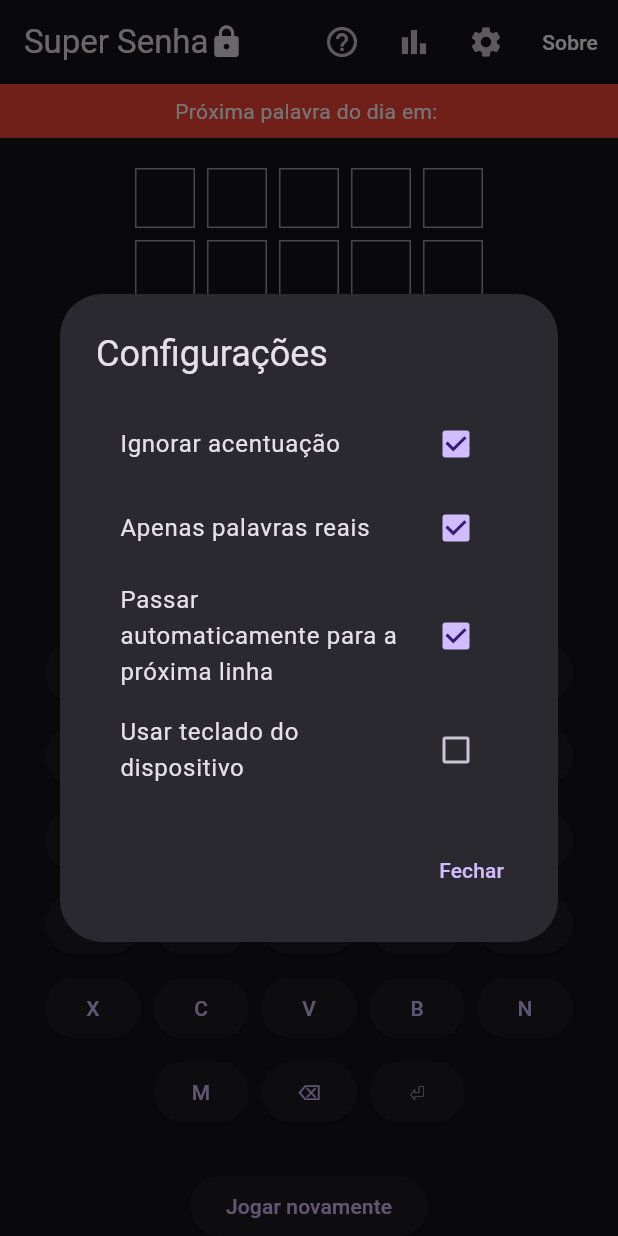
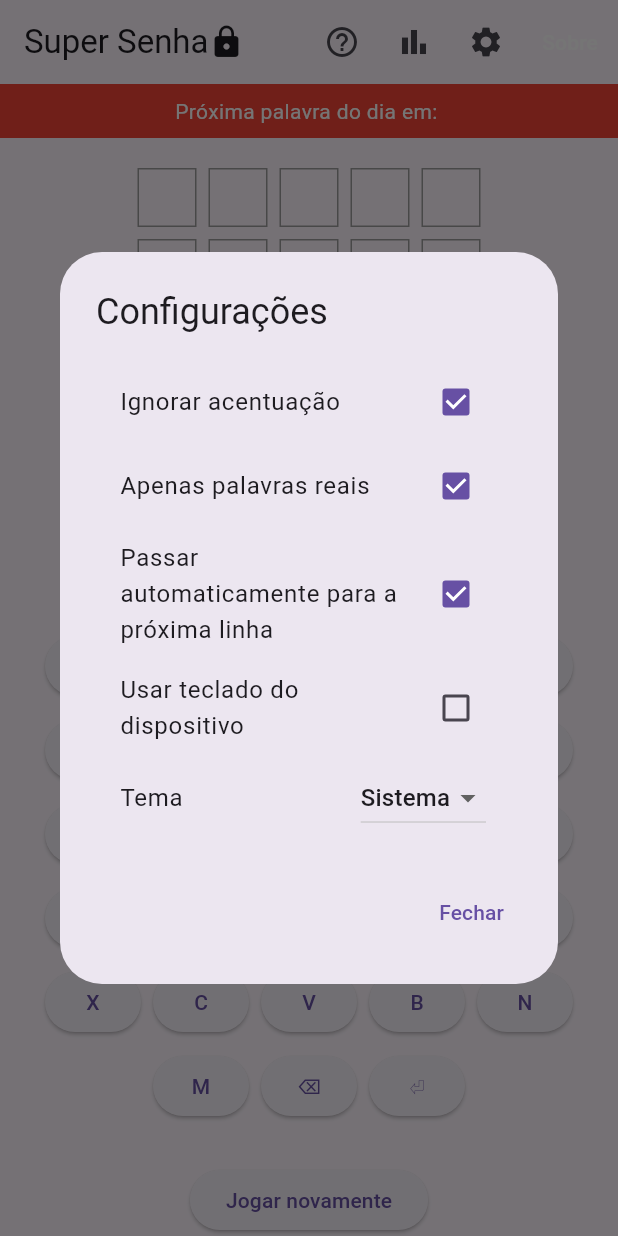
Before and after one commit to vperdigao/super_senha, a Flutter app: the screen it shows after launch, after a tap on the "settings" icon, on a phone screen of 412 x 824 dp. Run offline on Flutter 3.47's test engine with Material 3 defaults, Android fonts, the phone set to English and light mode, and no system bars; our stand-ins replace shared_preferences.

Commit message:
feat: add theme selector and responsive layout

```diff
--- a/lib/main.dart
+++ b/lib/main.dart
@@ -45,14 +45,32 @@ void main() {
   runApp(const SuperSenhaApp());
 }
 
-class SuperSenhaApp extends StatelessWidget {
+class SuperSenhaApp extends StatefulWidget {
   const SuperSenhaApp({super.key});
+
+  static _SuperSenhaAppState of(BuildContext context) =>
+      context.findAncestorStateOfType<_SuperSenhaAppState>()!;
+
+  @override
+  State<SuperSenhaApp> createState() => _SuperSenhaAppState();
+}
+
+class _SuperSenhaAppState extends State<SuperSenhaApp> {
+  ThemeMode _themeMode = ThemeMode.system;
+
+  void updateTheme(ThemeMode mode) {
+    setState(() {
+      _themeMode = mode;
+    });
+  }
 
   @override
   Widget build(BuildContext context) {
     return MaterialApp(
       title: 'Super Senha',
-      theme: ThemeData.dark(),
+      theme: ThemeData.light(),
+      darkTheme: ThemeData.dark(),
+      themeMode: _themeMode,
       home: const GamePage(),
     );
   }
@@ -78,6 +96,7 @@ class _GamePageState extends State<GamePage> {
   bool _realWordsOnly = true;
   bool _jumpToNextLine = true;
   bool _tutorialShown = false;
+  ThemeMode _themeMode = ThemeMode.system;
 
   late GameStats _wordDayStats;
   late GameStats _generalStats;
@@ -138,6 +157,7 @@ class _GamePageState extends State<GamePage> {
   Future<void> _initializeGame() async {
     await _loadDictionary();
     await _loadPreferences();
+    SuperSenhaApp.of(context).updateTheme(_themeMode);
     await _loadState();
     _startCountdown();
     if (_useDeviceKeyboard) {
@@ -275,6 +295,7 @@ class _GamePageState extends State<GamePage> {
     _jumpToNextLine = prefs.getBool('jumpToNextLine') ?? true;
     _tutorialShown = prefs.getBool('tutorialShown') ?? false;
     _useDeviceKeyboard = prefs.getBool('useDeviceKeyboard') ?? true;
+    _themeMode = ThemeMode.values[prefs.getInt('themeMode') ?? 0];
     _currentStreak = prefs.getInt('currentStreak') ?? 0;
     _lastCompletedDate = prefs.getString('lastCompletedDate') ?? '';
     final dailyJson = prefs.getString('dailyStats');
@@ -298,6 +319,7 @@ class _GamePageState extends State<GamePage> {
     prefs.setString('lastCompletedDate', _lastCompletedDate);
     prefs.setString('dailyStats', json.encode(_wordDayStats.toJson()));
     prefs.setString('generalStats', json.encode(_generalStats.toJson()));
+    prefs.setInt('themeMode', _themeMode.index);
   }
 
   @override
@@ -537,15 +559,8 @@ class _GamePageState extends State<GamePage> {
 
   @override
   Widget build(BuildContext context) {
-    return Scaffold(
-      appBar: AppBar(
-        title: Row(
-          children: [
-            const Text('Super Senha'),
-            Icon(_won ? Icons.lock_open : Icons.lock),
-          ],
-        ),
-        actions: [
+    final mq = MediaQuery.of(context);
+    final actions = [
       IconButton(
         icon: const Icon(Icons.help_outline),
         onPressed: _showHelpDialog,
@@ -562,7 +577,30 @@ class _GamePageState extends State<GamePage> {
         onPressed: _showAboutDialog,
         child: const Text('Sobre', style: TextStyle(color: Colors.white)),
       )
+    ];
+    final titleRow = Row(
+      children: [
+        const Text('Super Senha'),
+        Icon(_won ? Icons.lock_open : Icons.lock),
       ],
+    );
+    final needsTwoLines = mq.textScaleFactor > 1.2 || mq.size.width < 400;
+    return Scaffold(
+      appBar: AppBar(
+        toolbarHeight: needsTwoLines ? kToolbarHeight * 2 : kToolbarHeight,
+        title: needsTwoLines
+            ? Column(
+                crossAxisAlignment: CrossAxisAlignment.start,
+                children: [
+                  titleRow,
+                  Row(
+                    mainAxisAlignment: MainAxisAlignment.end,
+                    children: actions,
+                  ),
+                ],
+              )
+            : titleRow,
+        actions: needsTwoLines ? null : actions,
       ),
       body: RawKeyboardListener(
         focusNode: _focusNode,
@@ -581,7 +619,7 @@ class _GamePageState extends State<GamePage> {
               ),
             ),
             const SizedBox(height: 16),
-            _buildBoard(),
+            Expanded(child: _buildBoard()),
             const SizedBox(height: 24),
             if (_useDeviceKeyboard)
               Offstage(
@@ -609,10 +647,24 @@ class _GamePageState extends State<GamePage> {
   }
 
   Widget _buildBoard() {
+    return LayoutBuilder(builder: (context, constraints) {
+      final mq = MediaQuery.of(context);
+      final cellSizeFromWidth =
+          (constraints.maxWidth - 8 * cols) / cols;
+      final cellSizeFromHeight =
+          (constraints.maxHeight - 8 * rows) / rows;
+      final baseCell = min(cellSizeFromWidth, cellSizeFromHeight);
+      var cellSize = baseCell * mq.textScaleFactor;
+      if (cellSize * cols + 8 * cols > constraints.maxWidth ||
+          cellSize * rows + 8 * rows > constraints.maxHeight) {
+        cellSize = baseCell;
+      }
+      final fontSize = cellSize * 0.45;
       return GestureDetector(
         onTap: _focusFirstEmptyCell,
         behavior: HitTestBehavior.translucent,
         child: Column(
+          mainAxisAlignment: MainAxisAlignment.center,
           children: List.generate(rows, (r) {
             return Row(
               mainAxisAlignment: MainAxisAlignment.center,
@@ -634,22 +686,25 @@ class _GamePageState extends State<GamePage> {
                     bgColor = Colors.transparent;
                 }
                 return Container(
-                width: 40,
-                height: 40,
+                  width: cellSize,
+                  height: cellSize,
                   margin: const EdgeInsets.all(4),
                   decoration: BoxDecoration(
                     border: Border.all(color: Colors.grey),
                     color: bgColor,
                   ),
                   alignment: Alignment.center,
-                child: Text(letter.toUpperCase(),
-                    style: const TextStyle(fontSize: 18)),
+                  child: Text(
+                    letter.toUpperCase(),
+                    style: TextStyle(fontSize: fontSize),
+                  ),
                 );
               }),
             );
           }),
         ),
       );
+    });
   }
 
   Widget _buildKeyboard() {
@@ -808,6 +863,7 @@ class _GamePageState extends State<GamePage> {
           bool realOnly = _realWordsOnly;
           bool jump = _jumpToNextLine;
           bool deviceKb = _useDeviceKeyboard;
+          ThemeMode theme = _themeMode;
           return StatefulBuilder(builder: (ctx, setStateSB) {
             return AlertDialog(
               title: const Text('Configurações'),
@@ -835,6 +891,22 @@ class _GamePageState extends State<GamePage> {
                     value: deviceKb,
                     onChanged: (v) => setStateSB(() => deviceKb = v ?? true),
                   ),
+                  ListTile(
+                    title: const Text('Tema'),
+                    trailing: DropdownButton<ThemeMode>(
+                      value: theme,
+                      onChanged: (ThemeMode? v) =>
+                          setStateSB(() => theme = v ?? ThemeMode.system),
+                      items: const [
+                        DropdownMenuItem(
+                            value: ThemeMode.system, child: Text('Sistema')),
+                        DropdownMenuItem(
+                            value: ThemeMode.light, child: Text('Claro')),
+                        DropdownMenuItem(
+                            value: ThemeMode.dark, child: Text('Escuro')),
+                      ],
+                    ),
+                  ),
                 ],
               ),
               actions: [
@@ -845,7 +917,9 @@ class _GamePageState extends State<GamePage> {
                         _realWordsOnly = realOnly;
                         _jumpToNextLine = jump;
                         _useDeviceKeyboard = deviceKb;
+                        _themeMode = theme;
                       });
+                      SuperSenhaApp.of(context).updateTheme(_themeMode);
                       if (_useDeviceKeyboard) {
                         _focusNode.requestFocus();
                       }
```
Lines whose indentation alone changed are shown as unchanged.
